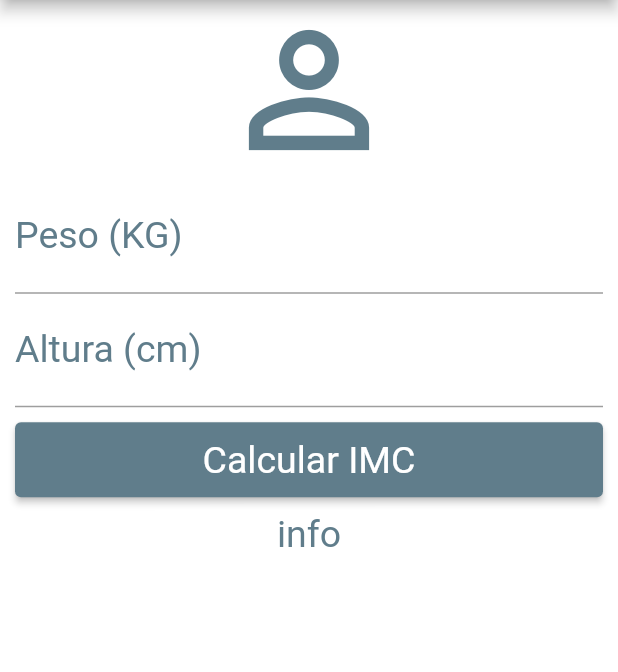
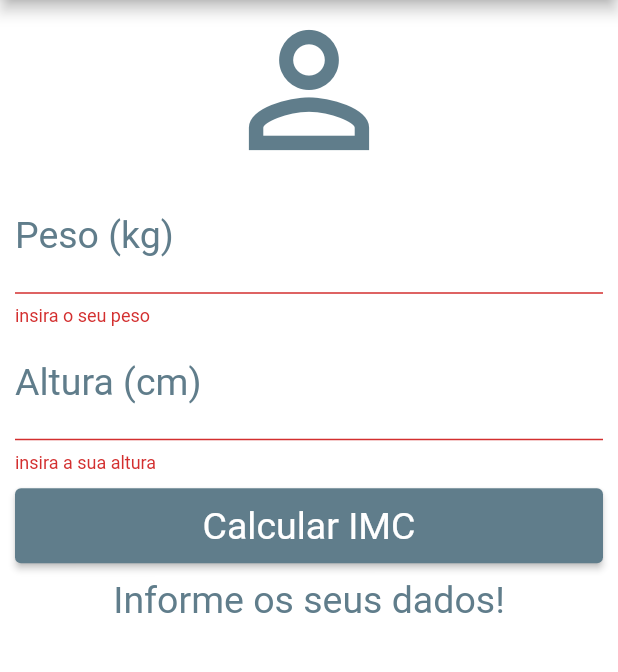
Before and after one commit to betocoutinho/calculadora_imc, a Flutter app: the screen it shows after launch, after a tap on "Calcular IMC", on a phone screen of 412 x 824 dp, the part 84-756 px from its top. Run offline on Flutter 3.47's test engine with Material 2 defaults, Android fonts, the phone set to English and light mode, and no system bars.

Commit message:
Adição do controller, calculo do imc e validação dos campos de entrada.

```diff
--- a/lib/main.dart
+++ b/lib/main.dart
@@ -1,21 +1,49 @@
 import 'package:flutter/cupertino.dart';
 import 'package:flutter/material.dart';
-
 void main() {
   runApp(MaterialApp(
     title: "Calculadora IMC",
     home: Home(),
   ));
 }
-
 class Home extends StatefulWidget {
   const Home({Key? key}) : super(key: key);
-
   @override
   _HomeState createState() => _HomeState();
 }
-
 class _HomeState extends State<Home> {
+  TextEditingController weightController = TextEditingController();
+  TextEditingController heightController = TextEditingController();
+  GlobalKey<FormState> _formKey = GlobalKey<FormState>();
+  String _infoText = "Informe os seus dados!";
+  void _resetFields() {
+    weightController.text = "";
+    heightController.text = "";
+    setState(() {
+      _infoText = "Informe os seus dados!";
+      _formKey = GlobalKey<FormState>();
+    });
+  }
+  void _calculate() {
+    setState(() {
+      double weight = double.parse(weightController.text);
+      double height = double.parse(heightController.text) / 100;
+      double imc = weight / (height * height);
+      if(imc < 18.6){
+        _infoText = "Abaixo do Peso (${imc.toStringAsPrecision(3)})";
+      }else if(imc >= 18.6 && imc < 24.9){
+        _infoText = "Peso Ideial (${imc.toStringAsPrecision(3)})";
+      }else if(imc >= 24.9 && imc < 29.9){
+        _infoText = "Levemente Acima do Peso (${imc.toStringAsPrecision(3)})";
+      }else if(imc >= 29.9 && imc < 34.9){
+        _infoText = "Obsesidade Grau I (${imc.toStringAsPrecision(3)})";
+      }else if(imc >= 34.9 && imc < 39.9){
+        _infoText = "Obsesidade Grau II (${imc.toStringAsPrecision(3)})";
+      }else if(imc >= 40.0){
+        _infoText = "Obsesidade Grau III (${imc.toStringAsPrecision(3)})";
+      }
+    });
+  }
   @override
   Widget build(BuildContext context) {
     return Scaffold(
@@ -23,37 +51,57 @@ class _HomeState extends State<Home> {
           title: Text("Calculadora IMC"),
           centerTitle: true,
           backgroundColor: Colors.blueGrey,
-          actions: [IconButton(onPressed: () {}, icon: Icon(Icons.refresh))],
+          actions: [
+            IconButton(onPressed: _resetFields, icon: Icon(Icons.refresh))
+          ],
         ),
         backgroundColor: Colors.white,
         body: SingleChildScrollView(
           padding: EdgeInsets.fromLTRB(10.0, 0.0, 10.0, 0),
+          child: Form(
+            key: _formKey,
             child: Column(
               crossAxisAlignment: CrossAxisAlignment.stretch,
               children: [
                 Icon(Icons.person_outline, size: 120.0, color: Colors.blueGrey),
-              TextField(
+                TextFormField(
                   keyboardType: TextInputType.number,
                   decoration: InputDecoration(
-                    labelText: "Peso (KG)",
+                      labelText: "Peso (kg)",
                       labelStyle: TextStyle(color: Colors.blueGrey)),
                   textAlign: TextAlign.center,
                   style: TextStyle(color: Colors.blueGrey, fontSize: 25.0),
+                  controller: weightController,
+                  validator: (value){
+                    if(value!.isEmpty){
+                      return "insira o seu peso";
+                    }
+                  },
                 ),
-              TextField(
+                TextFormField(
                   keyboardType: TextInputType.number,
                   decoration: InputDecoration(
                       labelText: "Altura (cm)",
                       labelStyle: TextStyle(color: Colors.blueGrey)),
                   textAlign: TextAlign.center,
                   style: TextStyle(color: Colors.blueGrey, fontSize: 25.0),
+                  controller: heightController,
+                  validator: (value){
+                    if(value!.isEmpty){
+                      return "insira a sua altura";
+                    }
+                  },
                 ),
                 Padding(
                   padding: EdgeInsets.only(top: 10.0, bottom: 10.0),
                   child: Container(
                     height: 50.0,
                     child: ElevatedButton(
-                    onPressed: () {},
+                      onPressed: (){
+                        if(_formKey.currentState!.validate()){
+                          _calculate();
+                        }
+                      },
                       child: Text("Calcular IMC"),
                       style: ButtonStyle(
                           backgroundColor:
@@ -64,12 +112,13 @@ class _HomeState extends State<Home> {
                   ),
                 ),
                 Text(
-                "info",
+                  _infoText,
                   style: TextStyle(color: Colors.blueGrey, fontSize: 25.0),
                   textAlign: TextAlign.center,
                 )
               ],
             ),
+          ),
         ));
   }
 }
```
Lines whose indentation alone changed are shown as unchanged.
